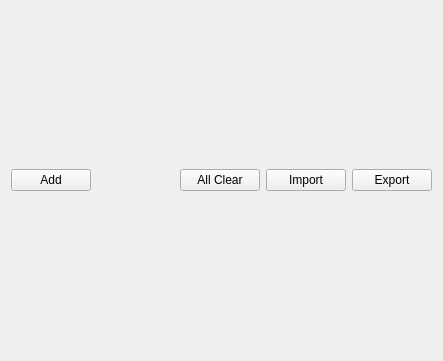
First picture: the form in osctester.ui, repository kzkyuta/OscTester, before the edit.
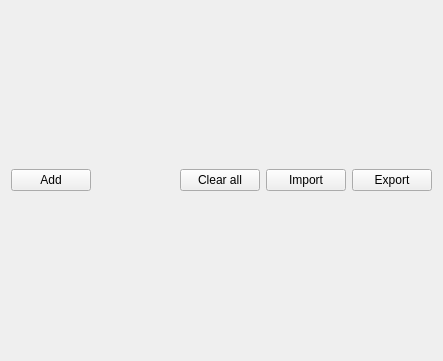
Second picture: the form after the edit.

Commit message: overwrite setting for export json code was updated, and bug fixed

Diff of the .ui file:
```diff
--- a/osctester.ui
+++ b/osctester.ui
@@ -70,7 +70,7 @@
          <item>
           <widget class="QPushButton" name="allClear">
            <property name="text">
-            <string>All Clear</string>
+            <string>Clear all</string>
            </property>
           </widget>
          </item>
```
The commit also changes 1 other file.
